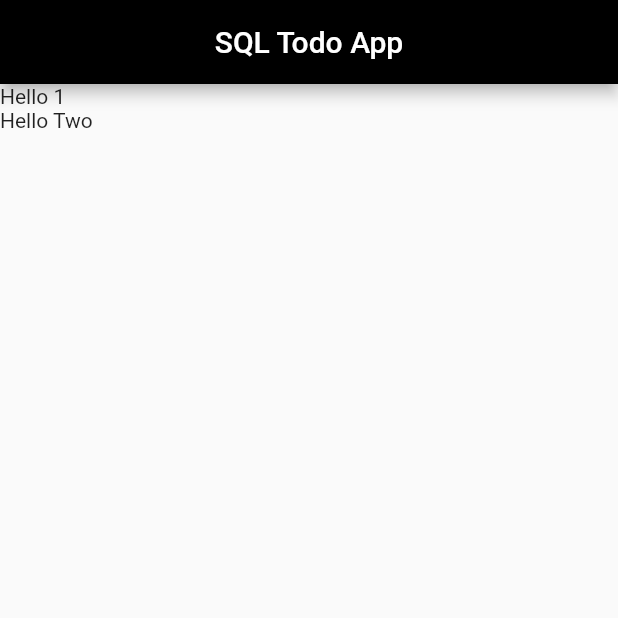
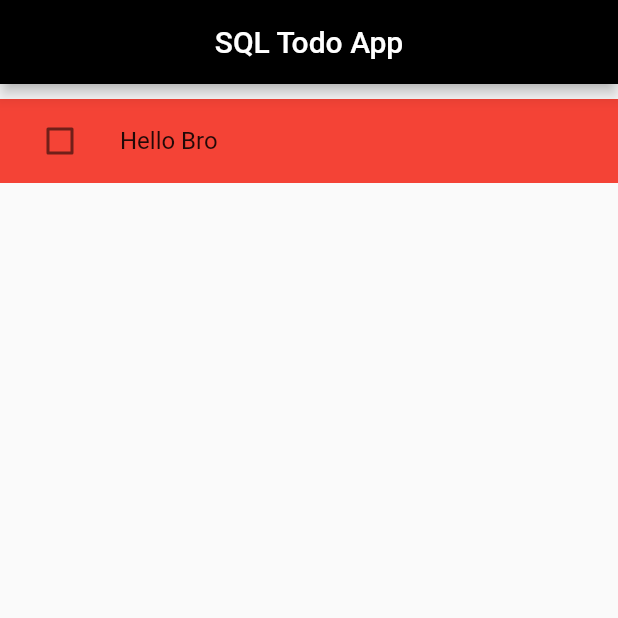
Before and after one commit to edewindt/todo_sqlflite, a Flutter app: the screen it shows after launch, on a phone screen of 412 x 824 dp, the top half of it. Run offline on Flutter 3.47's test engine with Material 2 defaults, Android fonts, the light colour scheme and no system bars.

Commit message:
centered list

```diff
--- a/lib/todo_list.dart
+++ b/lib/todo_list.dart
@@ -8,8 +8,35 @@ class TodoList extends StatefulWidget {
 }
 
 class _TodoListState extends State<TodoList> {
+  bool checked = false;
   @override
   Widget build(BuildContext context) {
-    return ListView(children: [Text("Hello 1"), Text("Hello Two")],);
+    return Center(
+      child: Container(
+        margin: EdgeInsets.only(top: 10),
+        width: 800,
+        child: ListView(
+          children: [
+            ListTile(
+              tileColor: Colors.red,
+              leading: Checkbox(
+                value: checked,
+                onChanged: (value) => setState(() {
+                  checked = value!;
+                }),
+              ),
+              title: const Text("Hello Bro"),
+            )
+          ],
+        ),
+      ),
+    );
   }
 }
+
+class TodoListItem {
+  final int id;
+  final String content;
+  bool isChecked;
+  TodoListItem(this.isChecked, {required this.id, required this.content});
+}
```
